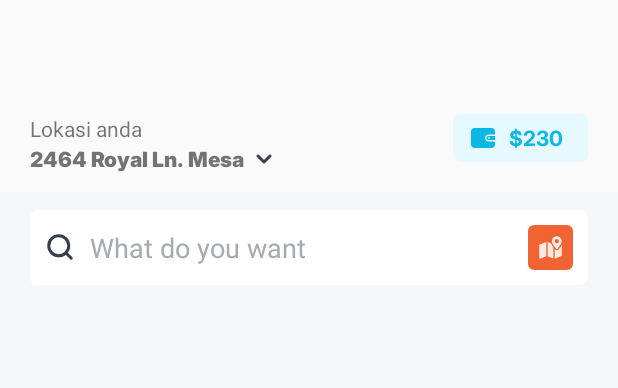
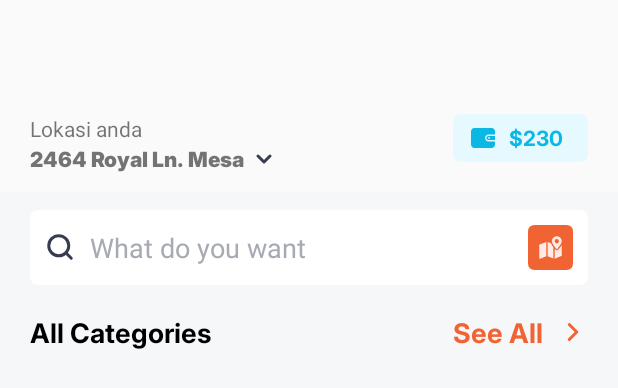
Before and after one commit to acan12/nyamnyam, an Android app: the layout activity_home.xml on its own in the app's theme, with its tools: preview values and no code run, on a phone screen of 412 x 824 dp. Shown: the top 388 px of the screen. Run offline under Robolectric (Android 15) with nearby library versions, the phone set to English and light mode, and no system bars.

Commit message:
add all categories and see all

```diff
--- /dev/null
+++ b/app/src/main/res/drawable/ic_arrow_right.xml
@@ -0,0 +1,14 @@
+<?xml version="1.0" encoding="utf-8"?>
+<vector xmlns:android="http://schemas.android.com/apk/res/android"
+    android:width="20dp"
+    android:height="20dp"
+    android:viewportWidth="20"
+    android:viewportHeight="20">
+
+    <path
+        android:strokeColor="#F26333"
+        android:strokeWidth="2"
+        android:strokeLineJoin="round"
+        android:strokeLineCap="round"
+        android:pathData="M7.5 15L12.5 10L7.5 5" />
+</vector>
--- a/app/src/main/res/layout/activity_home.xml
+++ b/app/src/main/res/layout/activity_home.xml
@@ -78,6 +78,30 @@
             app:layout_constraintLeft_toLeftOf="parent"
             app:layout_constraintTop_toTopOf="parent" />
 
+        <TextView
+            android:layout_width="wrap_content"
+            android:layout_height="wrap_content"
+            app:layout_constraintLeft_toLeftOf="parent"
+            app:layout_constraintTop_toBottomOf="@id/et_search_box"
+            android:text="All Categories"
+            android:layout_marginTop="18dp"
+            android:textColor="@color/black"
+            android:fontFamily="@font/inter_24pt_bold"
+            android:textSize="18sp" />
+
+        <TextView
+            android:layout_width="wrap_content"
+            android:layout_height="wrap_content"
+            app:layout_constraintRight_toRightOf="parent"
+            app:layout_constraintTop_toBottomOf="@id/et_search_box"
+            android:text="See All"
+            android:drawablePadding="10dp"
+            android:drawableRight="@drawable/ic_arrow_right"
+            android:layout_marginTop="18dp"
+            android:textColor="@color/orange"
+            android:fontFamily="@font/inter_24pt_bold"
+            android:textSize="18sp" />
+
 
 
     </androidx.constraintlayout.widget.ConstraintLayout>
```
